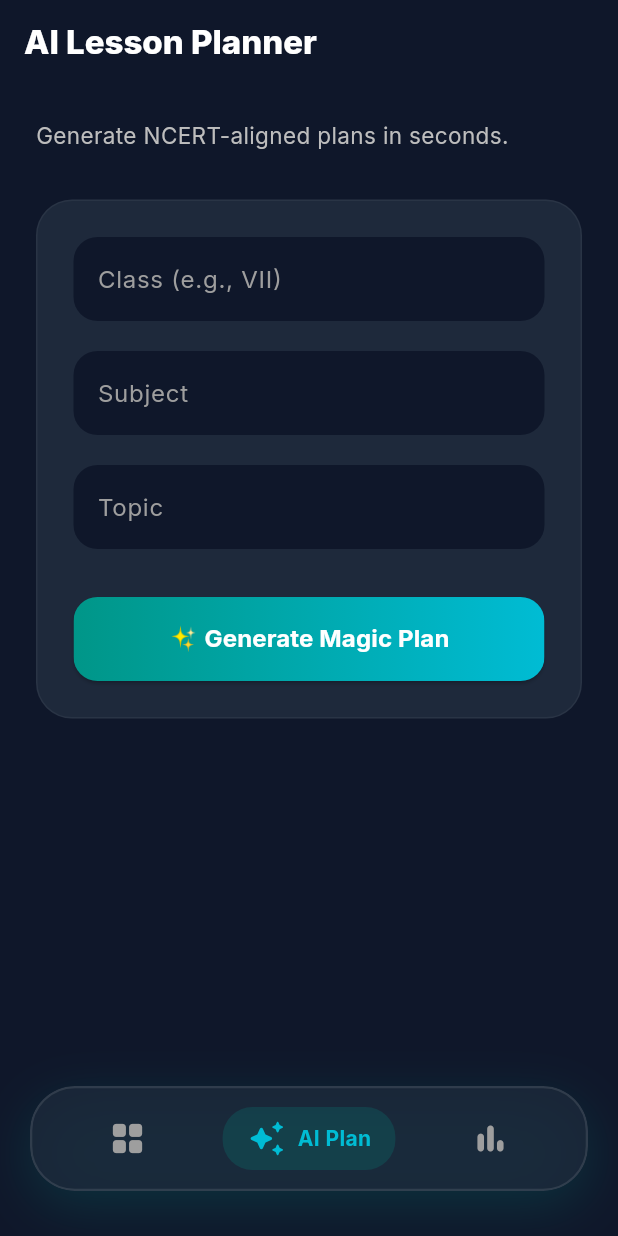
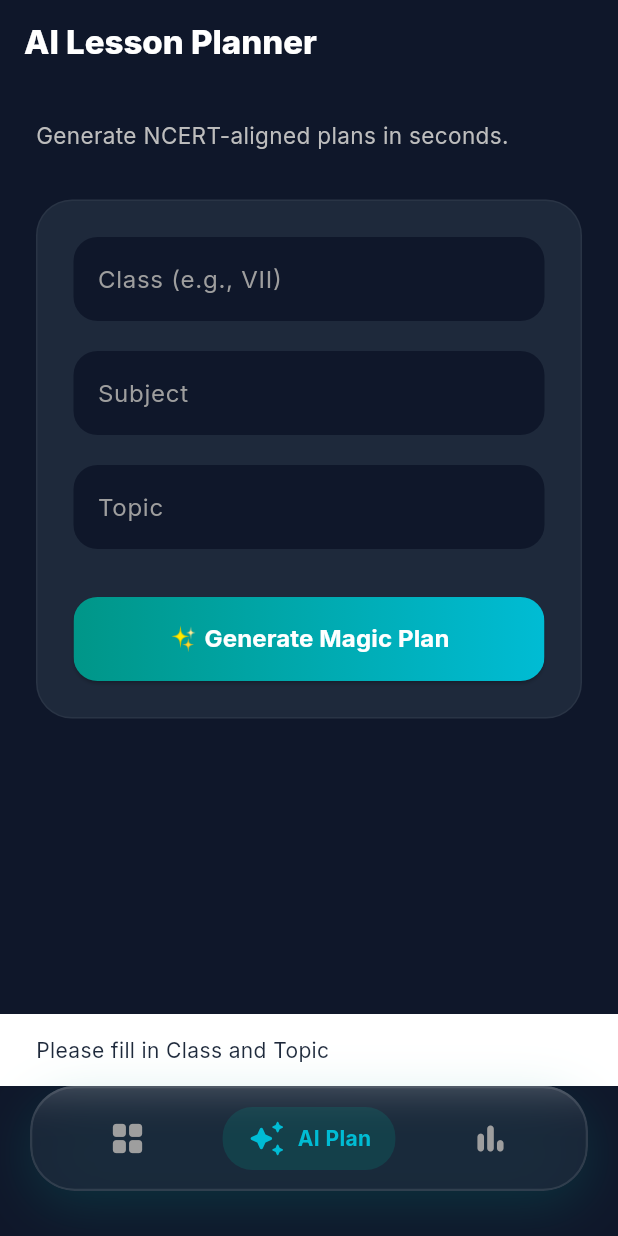
Before and after one commit to sathiyatskrj/EduAi, a Flutter app: the screen it shows after launch, item 2 of the bottom bar chosen, after a tap on "✨ Generate Magic Plan", on a phone screen of 412 x 824 dp. Run offline on Flutter 3.47's test engine with Material 3 defaults, Android fonts, the phone set to English and light mode, and no system bars; drawn by our look-alikes of flutter_animate; our stand-ins replace google_fonts; network calls fail.

Commit message:
feat: functional AI integration and dynamic statistics in mobile app

```diff
--- a/mobile/lib/main.dart
+++ b/mobile/lib/main.dart
@@ -1,8 +1,16 @@
 import 'dart:ui';
+import 'dart:convert';
+import 'dart:math';
 import 'package:flutter/material.dart';
 import 'package:flutter/services.dart';
 import 'package:google_fonts/google_fonts.dart';
 import 'package:flutter_animate/flutter_animate.dart';
+import 'package:http/http.dart' as http;
+
+// API Configuration
+// Using 10.0.2.2 which is localhost alias for Android Emulator
+// Change to your machine's local IP if testing on a real device.
+const String API_URL = "http://10.0.2.2:3000/api/ai";
 
 void main() {
   SystemChrome.setSystemUIOverlayStyle(
@@ -58,7 +66,7 @@ class _MainNavigationScreenState extends State<MainNavigationScreen> {
   @override
   Widget build(BuildContext context) {
     return Scaffold(
-      extendBody: true, // Needed for transparent/blur bottom nav
+      extendBody: true,
       body: IndexedStack(
         index: _currentIndex,
         children: _screens,
@@ -125,11 +133,7 @@ class _MainNavigationScreenState extends State<MainNavigationScreen> {
               const SizedBox(width: 8),
               Text(
                 label,
-                style: TextStyle(
-                  color: const Color(0xFF00BCD4),
-                  fontWeight: FontWeight.bold,
-                  fontSize: 14,
-                ),
+                style: const TextStyle(color: Color(0xFF00BCD4), fontWeight: FontWeight.bold, fontSize: 14),
               ).animate().fadeIn().slideX(begin: 0.2),
             ]
           ],
@@ -175,10 +179,7 @@ class HomeTab extends StatelessWidget {
             ),
           ).animate().fadeIn(duration: 500.ms),
           actions: [
-            IconButton(
-              icon: const Icon(Icons.notifications_none_rounded, color: Colors.white),
-              onPressed: () {},
-            ),
+            IconButton(icon: const Icon(Icons.notifications_none_rounded, color: Colors.white), onPressed: () {}),
             const SizedBox(width: 8),
             const CircleAvatar(
               radius: 16,
@@ -193,19 +194,14 @@ class HomeTab extends StatelessWidget {
             child: Column(
               crossAxisAlignment: CrossAxisAlignment.start,
               children: [
-                Text(
-                  "Good Morning! 👋",
-                  style: GoogleFonts.inter(fontSize: 28, fontWeight: FontWeight.w800, color: Colors.white),
-                ).animate().slideX(begin: -0.1, duration: 400.ms).fadeIn(),
+                Text("Good Morning! 👋", style: GoogleFonts.inter(fontSize: 28, fontWeight: FontWeight.w800, color: Colors.white))
+                    .animate().slideX(begin: -0.1, duration: 400.ms).fadeIn(),
                 const SizedBox(height: 8),
-                Text(
-                  "Here is your classroom intelligence overview.",
-                  style: TextStyle(color: Colors.grey.shade400, fontSize: 15),
-                ).animate().slideX(begin: -0.1, duration: 400.ms, delay: 100.ms).fadeIn(),
+                Text("Here is your classroom intelligence overview.", style: TextStyle(color: Colors.grey.shade400, fontSize: 15))
+                    .animate().slideX(begin: -0.1, duration: 400.ms, delay: 100.ms).fadeIn(),
 
                 const SizedBox(height: 32),
 
-                // Stat Grid
                 GridView.count(
                   crossAxisCount: 2,
                   shrinkWrap: true,
@@ -222,23 +218,22 @@ class HomeTab extends StatelessWidget {
                 ),
 
                 const SizedBox(height: 36),
-                Text("🔥 Critical Insights", style: GoogleFonts.inter(fontSize: 20, fontWeight: FontWeight.bold))
-                    .animate().fadeIn(delay: 400.ms),
+                Text("🔥 Critical Insights", style: GoogleFonts.inter(fontSize: 20, fontWeight: FontWeight.bold)).animate().fadeIn(delay: 400.ms),
                 const SizedBox(height: 16),
 
                 const PremiumAlertCard(
                   title: "Action Required",
-                  message: "Ravi Kumar scored below 40% in 3 tests. Remedial is highly recommended.",
+                  message: "Ravi Kumar scored below 40% in 3 tests. Remedial recommended.",
                   type: "danger",
                 ).animate().slideX(begin: 0.1, delay: 500.ms).fadeIn(),
 
                 const PremiumAlertCard(
                   title: "Trend Alert",
-                  message: "VII-A class average dropped by 8% in last test — concept: Algebraic Expressions.",
+                  message: "VII-A class average dropped by 8% in last test.",
                   type: "warning",
                 ).animate().slideX(begin: 0.1, delay: 600.ms).fadeIn(),
 
-                const SizedBox(height: 120), // Bottom padding
+                const SizedBox(height: 120),
               ],
             ),
           ),
@@ -264,13 +259,7 @@ class PremiumStatCard extends StatelessWidget {
         color: const Color(0xFF1E293B),
         borderRadius: BorderRadius.circular(24),
         border: Border.all(color: Colors.white.withOpacity(0.05)),
-        boxShadow: [
-          BoxShadow(
-            color: color.withOpacity(0.05),
-            blurRadius: 20,
-            offset: const Offset(0, 10),
-          )
-        ],
+        boxShadow: [BoxShadow(color: color.withOpacity(0.05), blurRadius: 20, offset: const Offset(0, 10))],
       ),
       padding: const EdgeInsets.all(20),
       child: Column(
@@ -316,13 +305,6 @@ class PremiumAlertCard extends StatelessWidget {
         color: color.withOpacity(0.05),
         borderRadius: BorderRadius.circular(20),
         border: Border.all(color: color.withOpacity(0.2)),
-        boxShadow: [
-          BoxShadow(
-            color: color.withOpacity(0.03),
-            blurRadius: 10,
-            offset: const Offset(0, 5),
-          )
-        ],
       ),
       child: Row(
         crossAxisAlignment: CrossAxisAlignment.start,
@@ -350,10 +332,64 @@ class PremiumAlertCard extends StatelessWidget {
 }
 
 // -----------------------------------------------------------------------------
-// UI: LESSON PLANNER TAB
+// UI: LESSON PLANNER TAB (WITH AI API INTEGRATION)
 // -----------------------------------------------------------------------------
-class LessonPlannerTab extends StatelessWidget {
+class LessonPlannerTab extends StatefulWidget {
   const LessonPlannerTab({Key? key}) : super(key: key);
+
+  @override
+  State<LessonPlannerTab> createState() => _LessonPlannerTabState();
+}
+
+class _LessonPlannerTabState extends State<LessonPlannerTab> {
+  final _classController = TextEditingController();
+  final _subjectController = TextEditingController();
+  final _topicController = TextEditingController();
+
+  bool _isLoading = false;
+  String _generatedContent = "";
+
+  Future<void> _generatePlan() async {
+    if (_classController.text.isEmpty || _topicController.text.isEmpty) {
+      ScaffoldMessenger.of(context).showSnackBar(const SnackBar(content: Text("Please fill in Class and Topic")));
+      return;
+    }
+
+    setState(() {
+      _isLoading = true;
+      _generatedContent = "";
+    });
+
+    try {
+      final prompt = "Generate a complete lesson plan:\n- Class: ${_classController.text}\n- Subject: ${_subjectController.text}\n- Topic: ${_topicController.text}\n\nProvide a comprehensive, detailed lesson plan in the exact B.Ed notebook format.";
+      final systemPrompt = "You are EduAI, an expert Indian school teacher assistant. Generate detailed lesson plans in structured format.";
+
+      final response = await http.post(
+        Uri.parse(API_URL),
+        headers: { "Content-Type": "application/json" },
+        body: jsonEncode({"prompt": prompt, "systemPrompt": systemPrompt}),
+      );
+
+      if (response.statusCode == 200) {
+        final data = jsonDecode(response.body);
+        setState(() {
+          _generatedContent = data['result'] ?? "No result generated.";
+        });
+      } else {
+        setState(() {
+          _generatedContent = "API Error (${response.statusCode}): Make sure your Next.js server is running and .env.local is configured.";
+        });
+      }
+    } catch (e) {
+      setState(() {
+        _generatedContent = "Network Error: Could not reach the API.\nDetailed info: $e\n\nPlease ensure the Next.js app is running on port 3000.";
+      });
+    } finally {
+      setState(() {
+        _isLoading = false;
+      });
+    }
+  }
 
   @override
   Widget build(BuildContext context) {
@@ -372,6 +408,7 @@ class LessonPlannerTab extends StatelessWidget {
             Text("Generate NCERT-aligned plans in seconds.", style: TextStyle(color: Colors.grey.shade400, fontSize: 15))
                 .animate().fadeIn(delay: 100.ms),
             const SizedBox(height: 32),
+
             Container(
               decoration: BoxDecoration(
                 color: const Color(0xFF1E293B),
@@ -381,17 +418,17 @@ class LessonPlannerTab extends StatelessWidget {
               padding: const EdgeInsets.all(24),
               child: Column(
                 children: [
-                  _buildInput("Class (e.g., VII)"),
+                  _buildInput("Class (e.g., VII)", _classController),
                   const SizedBox(height: 20),
-                  _buildInput("Subject"),
+                  _buildInput("Subject", _subjectController),
                   const SizedBox(height: 20),
-                  _buildInput("Topic"),
+                  _buildInput("Topic", _topicController),
                   const SizedBox(height: 32),
                   SizedBox(
                     width: double.infinity,
                     height: 56,
                     child: ElevatedButton(
-                      onPressed: () {},
+                      onPressed: _isLoading ? null : _generatePlan,
                       style: ElevatedButton.styleFrom(
                         backgroundColor: Colors.transparent,
                         padding: EdgeInsets.zero,
@@ -404,7 +441,9 @@ class LessonPlannerTab extends StatelessWidget {
                         ),
                         child: Container(
                           alignment: Alignment.center,
-                          child: const Text('✨ Generate Magic Plan', style: TextStyle(fontSize: 16, fontWeight: FontWeight.bold, color: Colors.white)),
+                          child: _isLoading
+                              ? const SizedBox(width: 24, height: 24, child: CircularProgressIndicator(color: Colors.white, strokeWidth: 2))
+                              : const Text('✨ Generate Magic Plan', style: TextStyle(fontSize: 16, fontWeight: FontWeight.bold, color: Colors.white)),
                         ),
                       ),
                     ),
@@ -412,14 +451,40 @@ class LessonPlannerTab extends StatelessWidget {
                 ],
               ),
             ).animate().slideY(begin: 0.1, duration: 500.ms).fadeIn(),
+
+            if (_generatedContent.isNotEmpty) ...[
+              const SizedBox(height: 32),
+              Container(
+                width: double.infinity,
+                decoration: BoxDecoration(
+                  color: const Color(0xFF1E293B),
+                  borderRadius: BorderRadius.circular(24),
+                  border: Border.all(color: Colors.white.withOpacity(0.05)),
+                ),
+                padding: const EdgeInsets.all(24),
+                child: Column(
+                  crossAxisAlignment: CrossAxisAlignment.start,
+                  children: [
+                    Text("Result", style: GoogleFonts.inter(fontSize: 18, fontWeight: FontWeight.bold, color: const Color(0xFF00BCD4))),
+                    const SizedBox(height: 16),
+                    Text(
+                      _generatedContent,
+                      style: const TextStyle(fontSize: 15, color: Colors.white70, height: 1.5),
+                    )
+                  ],
+                ),
+              ).animate().fadeIn().slideY(begin: 0.1),
+              const SizedBox(height: 120),
+            ]
           ],
         ),
       ),
     );
   }
 
-  Widget _buildInput(String hint) {
+  Widget _buildInput(String hint, TextEditingController controller) {
     return TextField(
+      controller: controller,
       style: const TextStyle(color: Colors.white),
       decoration: InputDecoration(
         labelText: hint,
@@ -434,17 +499,64 @@ class LessonPlannerTab extends StatelessWidget {
 }
 
 // -----------------------------------------------------------------------------
-// UI: STATS TAB
+// UI: STATS TAB (WITH DYNAMIC CALCULATION)
 // -----------------------------------------------------------------------------
-class StatsTab extends StatelessWidget {
+class StatsTab extends StatefulWidget {
   const StatsTab({Key? key}) : super(key: key);
 
   @override
+  State<StatsTab> createState() => _StatsTabState();
+}
+
+class _StatsTabState extends State<StatsTab> {
+  List<double> marks = [42, 38, 45, 29, 31, 48, 12, 35, 33, 40];
+  final _scoreController = TextEditingController();
+
+  Map<String, String> get calculations {
+    if (marks.isEmpty) return {"mean": "0", "sd": "0", "max": "0", "cv": "0%"};
+
+    // Mean
+    double sum = marks.reduce((a, b) => a + b);
+    double mean = sum / marks.length;
+
+    // Max
+    double maxScore = marks.reduce(max);
+
+    // Standard Deviation
+    double variance = marks.map((m) => pow(m - mean, 2)).reduce((a, b) => a + b) / marks.length;
+    double sd = sqrt(variance);
+
+    // Coeff of Variation
+    double cv = (sd / mean) * 100;
+
+    return {
+      "mean": mean.toStringAsFixed(1),
+      "sd": sd.toStringAsFixed(1),
+      "max": maxScore.toStringAsFixed(0),
+      "cv": cv.toStringAsFixed(1) + "%",
+    };
+  }
+
+  void _addScore() {
+    if (_scoreController.text.isNotEmpty) {
+      double? val = double.tryParse(_scoreController.text);
+      if (val != null) {
+        setState(() {
+          marks.add(val);
+          _scoreController.clear();
+        });
+      }
+    }
+  }
+
+  @override
   Widget build(BuildContext context) {
+    final stats = calculations;
+
     return Scaffold(
       backgroundColor: Colors.transparent,
       appBar: AppBar(
-        title: Text("Class Statistics", style: GoogleFonts.inter(fontWeight: FontWeight.w800, fontSize: 22)),
+        title: Text("Dynamic Statistics", style: GoogleFonts.inter(fontWeight: FontWeight.w800, fontSize: 22)),
         backgroundColor: Colors.transparent,
         elevation: 0,
       ),
@@ -461,17 +573,19 @@ class StatsTab extends StatelessWidget {
               ),
               child: Column(
                 children: [
-                  _buildStatRow("Mean (x̄)", "34.2", "Σx/N"),
+                  _buildStatRow("Mean (x̄)", stats["mean"]!, "Σx/N"),
                   const Divider(color: Colors.white12, height: 32),
-                  _buildStatRow("Standard Deviation (σ)", "8.4", "√(Σ(x-x̄)²/N)"),
+                  _buildStatRow("Standard Deviation (σ)", stats["sd"]!, "√(Σ(x-x̄)²/N)"),
                   const Divider(color: Colors.white12, height: 32),
-                  _buildStatRow("Highest Score", "48", "Max"),
+                  _buildStatRow("Highest Score", stats["max"]!, "Max"),
                   const Divider(color: Colors.white12, height: 32),
-                  _buildStatRow("Coeff. of Variation", "24.5%", "(σ/x̄)×100"),
+                  _buildStatRow("Coeff. of Variation", stats["cv"]!, "(σ/x̄)×100"),
                 ],
               ),
             ).animate().slideX(begin: 0.1, duration: 500.ms).fadeIn(),
+
             const SizedBox(height: 32),
+
             Container(
               width: double.infinity,
               padding: const EdgeInsets.all(24),
@@ -483,22 +597,51 @@ class StatsTab extends StatelessWidget {
               child: Column(
                 crossAxisAlignment: CrossAxisAlignment.start,
                 children: [
-                  Text("Export Options", style: GoogleFonts.inter(fontSize: 18, fontWeight: FontWeight.bold)),
+                  Text("Scores List (n=${marks.length})", style: GoogleFonts.inter(fontSize: 18, fontWeight: FontWeight.bold)),
                   const SizedBox(height: 16),
-                  ElevatedButton.icon(
-                    onPressed: () {},
-                    icon: const Icon(Icons.picture_as_pdf_rounded, color: Colors.white),
-                    label: const Text("Export B.Ed Report"),
-                    style: ElevatedButton.styleFrom(
-                      backgroundColor: const Color(0xFFEF4444),
-                      foregroundColor: Colors.white,
-                      minimumSize: const Size(double.infinity, 50),
-                      shape: RoundedRectangleBorder(borderRadius: BorderRadius.circular(12)),
-                    ),
+                  Row(
+                    children: [
+                      Expanded(
+                        child: TextField(
+                          controller: _scoreController,
+                          keyboardType: TextInputType.number,
+                          decoration: InputDecoration(
+                            hintText: "Enter score...",
+                            filled: true,
+                            fillColor: const Color(0xFF0F172A),
+                            border: OutlineInputBorder(borderRadius: BorderRadius.circular(12), borderSide: BorderSide.none),
+                          ),
+                        ),
+                      ),
+                      const SizedBox(width: 12),
+                      Container(
+                        decoration: BoxDecoration(
+                          gradient: const LinearGradient(colors: [Color(0xFF009688), Color(0xFF00BCD4)]),
+                          borderRadius: BorderRadius.circular(12),
+                        ),
+                        child: IconButton(
+                          icon: const Icon(Icons.add, color: Colors.white),
+                          onPressed: _addScore,
+                        ),
+                      )
+                    ],
+                  ),
+                  const SizedBox(height: 16),
+                  Wrap(
+                    spacing: 8,
+                    runSpacing: 8,
+                    children: marks.map((m) => Chip(
+                      label: Text(m.toStringAsFixed(0)),
+                      backgroundColor: const Color(0xFF0F172A),
+                      deleteIcon: const Icon(Icons.close, size: 16),
+                      onDeleted: () => setState(() => marks.remove(m)),
+                    )).toList(),
                   )
                 ],
               ),
             ).animate().slideX(begin: -0.1, duration: 600.ms).fadeIn(),
+
+            const SizedBox(height: 100),
           ],
         ),
       ),
--- a/mobile/pubspec.yaml
+++ b/mobile/pubspec.yaml
@@ -32,10 +32,10 @@ dependencies:
     sdk: flutter
 
   # The following adds the Cupertino Icons font to your application.
-  # Use with the CupertinoIcons class for iOS style icons.
   cupertino_icons: ^1.0.8
   google_fonts: ^6.1.0
   flutter_animate: ^4.5.0
+  http: ^1.2.0
 
 dev_dependencies:
   flutter_test:
```
Also changed, not shown: mobile/pubspec.lock, 3 other files.
